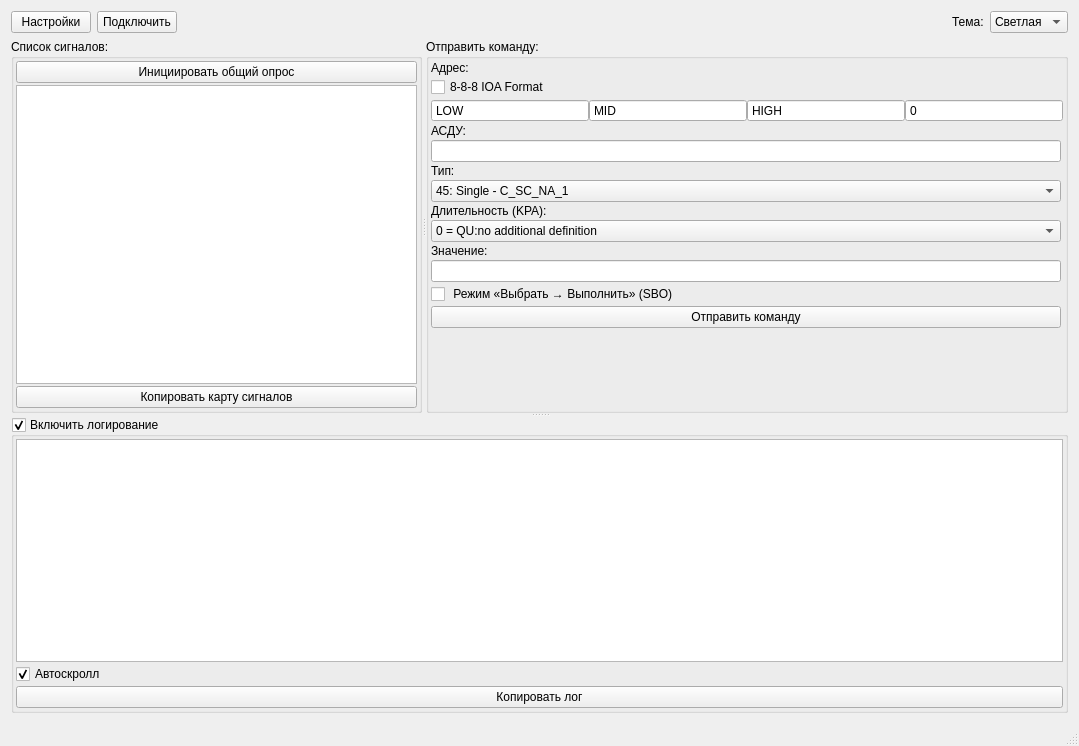
First picture: the form in mainwindow.ui, repository RADEON73/Iec104Client, before the edit.
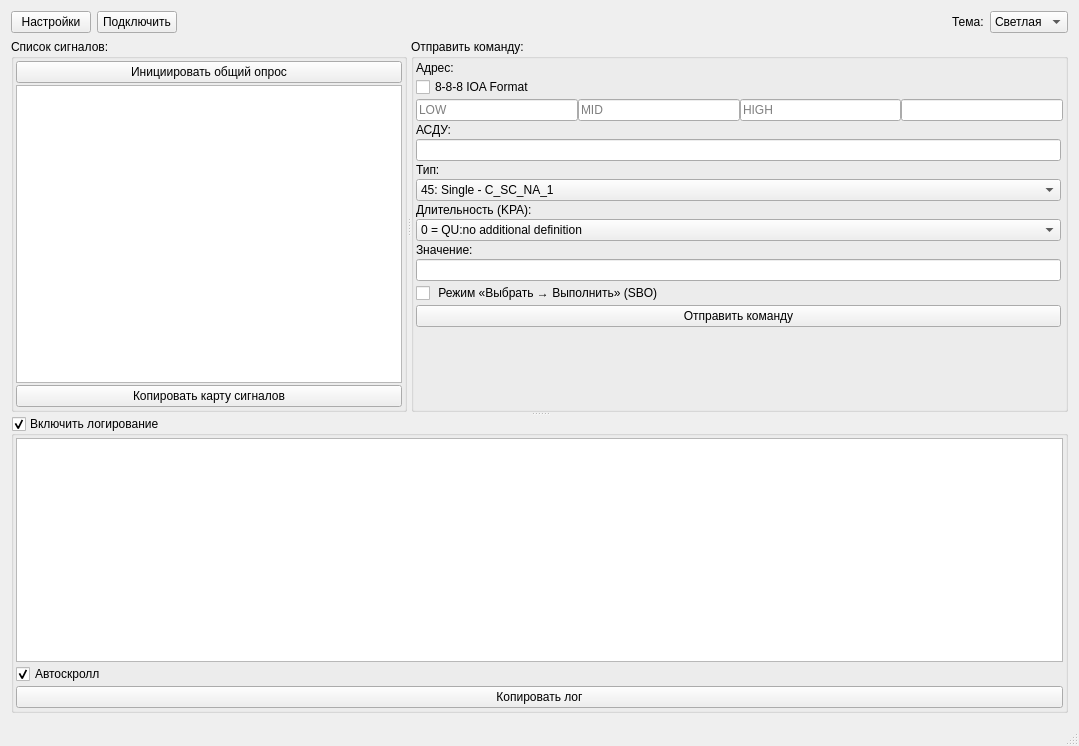
Second picture: the form after the edit. Icons and pictures are not drawn.

What changed in the file:
```diff
--- a/mainwindow.ui
+++ b/mainwindow.ui
@@ -391,80 +391,28 @@
             <number>0</number>
            </property>
            <item>
-            <widget class="QSpinBox" name="leCmdAddressLow">
-             <property name="sizePolicy">
-              <sizepolicy hsizetype="Preferred" vsizetype="Fixed">
-               <horstretch>0</horstretch>
-               <verstretch>0</verstretch>
-              </sizepolicy>
-             </property>
-             <property name="buttonSymbols">
-              <enum>QAbstractSpinBox::NoButtons</enum>
-             </property>
-             <property name="specialValueText">
+            <widget class="QLineEdit" name="leCmdAddressLow">
+             <property name="placeholderText">
               <string>LOW</string>
              </property>
-             <property name="maximum">
-              <number>65535</number>
-             </property>
             </widget>
            </item>
            <item>
-            <widget class="QSpinBox" name="leCmdAddressMid">
-             <property name="sizePolicy">
-              <sizepolicy hsizetype="Preferred" vsizetype="Fixed">
-               <horstretch>0</horstretch>
-               <verstretch>0</verstretch>
-              </sizepolicy>
-             </property>
-             <property name="buttonSymbols">
-              <enum>QAbstractSpinBox::NoButtons</enum>
-             </property>
-             <property name="specialValueText">
+            <widget class="QLineEdit" name="leCmdAddressMid">
+             <property name="placeholderText">
               <string>MID</string>
              </property>
-             <property name="maximum">
-              <number>65535</number>
-             </property>
             </widget>
            </item>
            <item>
-            <widget class="QSpinBox" name="leCmdAddressHigh">
-             <property name="sizePolicy">
-              <sizepolicy hsizetype="Preferred" vsizetype="Fixed">
-               <horstretch>0</horstretch>
-               <verstretch>0</verstretch>
-              </sizepolicy>
-             </property>
-             <property name="buttonSymbols">
-              <enum>QAbstractSpinBox::NoButtons</enum>
-             </property>
-             <property name="specialValueText">
+            <widget class="QLineEdit" name="leCmdAddressHigh">
+             <property name="placeholderText">
               <string>HIGH</string>
              </property>
-             <property name="maximum">
-              <number>65535</number>
-             </property>
             </widget>
            </item>
            <item>
-            <widget class="QSpinBox" name="leCmdAddress">
-             <property name="sizePolicy">
-              <sizepolicy hsizetype="Preferred" vsizetype="Fixed">
-               <horstretch>0</horstretch>
-               <verstretch>0</verstretch>
-              </sizepolicy>
-             </property>
-             <property name="buttonSymbols">
-              <enum>QAbstractSpinBox::NoButtons</enum>
-             </property>
-             <property name="specialValueText">
-              <string/>
-             </property>
-             <property name="maximum">
-              <number>65535</number>
-             </property>
-            </widget>
+            <widget class="QLineEdit" name="leCmdAddress"/>
            </item>
           </layout>
          </item>
```
